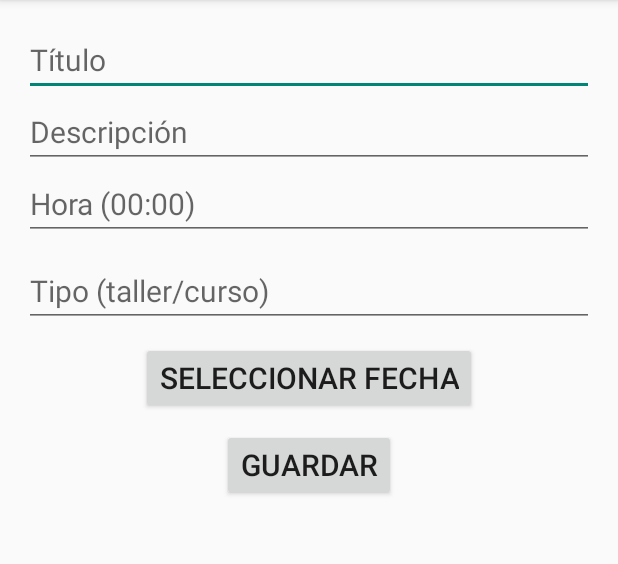
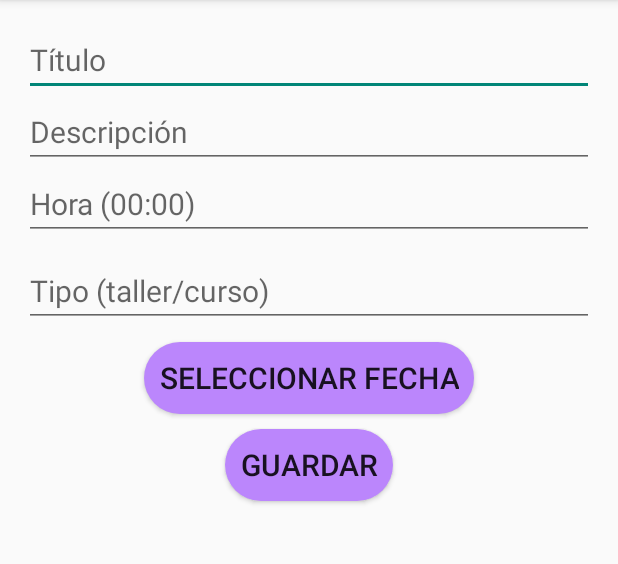
Before and after one commit to alizzelol/ADAEAsociacion, an Android app built with Jetpack Compose: the AnadirEventoActivity screen opened directly, with no data from a screen before it, on a phone screen of 412 x 824 dp, the part 84-648 px from its top. Run offline under Robolectric (Android 15) with nearby library versions, the phone set to English and light mode, and no system bars; our stand-ins replace Firebase (no records; nobody signed in at launch, a user with empty details on screens opened directly).

Commit message:
rounded button

```diff
--- /dev/null
+++ b/app/src/main/res/drawable/rounded_button.xml
@@ -0,0 +1,5 @@
+<?xml version="1.0" encoding="utf-8"?>
+<shape xmlns:android="http://schemas.android.com/apk/res/android"
+    android:shape="rectangle">
+    <solid android:color="@color/purple_200" /> <corners android:radius="25dp" /> <padding android:left="10dp" android:top="10dp" android:right="10dp" android:bottom="10dp" />
+</shape>
--- a/app/src/main/res/layout/activity_anadir_evento.xml
+++ b/app/src/main/res/layout/activity_anadir_evento.xml
@@ -41,6 +41,7 @@
         android:textSize="20dp"
         android:layout_marginTop="10dp"
         android:layout_gravity="center"
+        android:background="@drawable/rounded_button"
         android:text="Seleccionar fecha" />
 
     <Button
@@ -50,6 +51,7 @@
         android:textSize="20dp"
         android:layout_marginTop="10dp"
         android:layout_gravity="center"
+        android:background="@drawable/rounded_button"
         android:text="Guardar" />
 
 </LinearLayout>
--- a/app/src/main/res/layout/activity_anadir_usuario.xml
+++ b/app/src/main/res/layout/activity_anadir_usuario.xml
@@ -74,6 +74,7 @@
         android:textSize="20dp"
         android:layout_marginTop="10dp"
         android:layout_gravity="center"
+        android:background="@drawable/rounded_button"
         android:text="Añadir" />
 
 </LinearLayout>
--- a/app/src/main/res/layout/activity_calendario_padres.xml
+++ b/app/src/main/res/layout/activity_calendario_padres.xml
@@ -12,6 +12,7 @@
         android:textSize="20dp"
         android:layout_marginTop="10dp"
         android:layout_gravity="clip_horizontal"
+        android:background="@drawable/rounded_button"
         android:text="Chat" />
 
     <GridView
--- a/app/src/main/res/layout/activity_calendario_profesor.xml
+++ b/app/src/main/res/layout/activity_calendario_profesor.xml
@@ -12,6 +12,7 @@
         android:textSize="20dp"
         android:layout_marginTop="10dp"
         android:layout_gravity="clip_horizontal"
+        android:background="@drawable/rounded_button"
         android:text="Chat" />
 
     <GridView
--- a/app/src/main/res/layout/activity_conversation.xml
+++ b/app/src/main/res/layout/activity_conversation.xml
@@ -43,6 +43,7 @@
             android:id="@+id/btnSend"
             android:layout_width="wrap_content"
             android:layout_height="wrap_content"
+            android:background="@drawable/rounded_button"
             android:text="Enviar" />
 
     </LinearLayout>
--- a/app/src/main/res/layout/activity_detalles_usuario.xml
+++ b/app/src/main/res/layout/activity_detalles_usuario.xml
@@ -54,6 +54,7 @@
         android:layout_height="wrap_content"
         android:layout_marginTop="15dp"
         android:layout_gravity="center"
+        android:background="@drawable/rounded_button"
         android:text="Editar" />
 
     <Button
@@ -62,6 +63,7 @@
         android:layout_height="wrap_content"
         android:layout_marginTop="15dp"
         android:layout_gravity="center"
+        android:background="@drawable/rounded_button"
         android:text="Eliminar" />
 
 </LinearLayout>
--- a/app/src/main/res/layout/activity_editar_usuario.xml
+++ b/app/src/main/res/layout/activity_editar_usuario.xml
@@ -54,6 +54,7 @@
         android:layout_width="wrap_content"
         android:layout_height="wrap_content"
         android:layout_gravity="center"
+        android:background="@drawable/rounded_button"
         android:text="Guardar" />
 
 </LinearLayout>
--- a/app/src/main/res/layout/activity_login.xml
+++ b/app/src/main/res/layout/activity_login.xml
@@ -38,6 +38,7 @@
         android:layout_width="match_parent"
         android:layout_height="wrap_content"
         android:layout_marginTop="25dp"
+        android:background="@drawable/rounded_button"
         android:text="Iniciar Sesión" />
 
 </LinearLayout>
--- a/app/src/main/res/layout/activity_main.xml
+++ b/app/src/main/res/layout/activity_main.xml
@@ -12,6 +12,7 @@
         android:id="@+id/btnLogin"
         android:layout_width="wrap_content"
         android:layout_height="wrap_content"
+        android:background="@drawable/rounded_button"
         android:text="Iniciar Sesión" />
 
     <Button
@@ -19,6 +20,7 @@
         android:layout_width="wrap_content"
         android:layout_height="wrap_content"
         android:layout_marginTop="16dp"
+        android:background="@drawable/rounded_button"
         android:text="Registrarse" />
 
 </LinearLayout>
--- a/app/src/main/res/layout/activity_perfil_usuario.xml
+++ b/app/src/main/res/layout/activity_perfil_usuario.xml
@@ -57,6 +57,7 @@
         android:id="@+id/buttonGuardar"
         android:layout_width="match_parent"
         android:layout_height="wrap_content"
+        android:background="@drawable/rounded_button"
         android:text="Guardar Cambios" />
 
 </LinearLayout>
--- a/app/src/main/res/layout/activity_registrarse.xml
+++ b/app/src/main/res/layout/activity_registrarse.xml
@@ -51,6 +51,7 @@
         android:layout_width="match_parent"
         android:layout_height="wrap_content"
         android:layout_marginTop="20sp"
+        android:background="@drawable/rounded_button"
         android:text="Registrarse"/>
 
 </LinearLayout>
```
